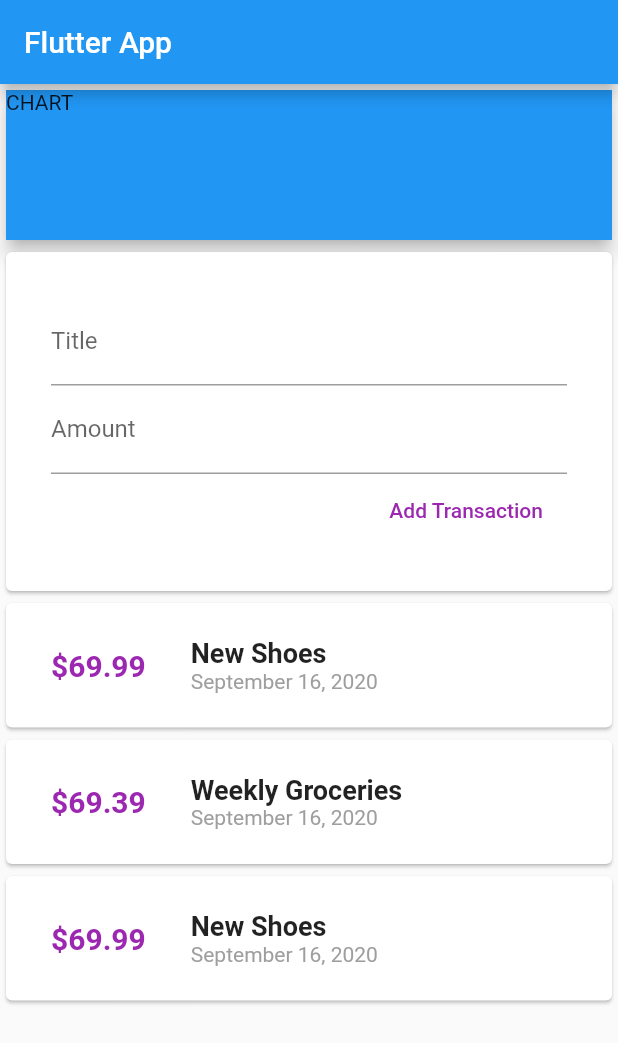
After one commit to emilioheinz/flutter-personal-expenses, a Flutter app: the screen it shows after launch, on a phone screen of 412 x 824 dp. The commit adds this screen. Shown: the top 1043 px of the screen. Run offline on Flutter 3.47's test engine with Material 2 defaults, Android fonts, the phone set to English and light mode, and no system bars.

Commit message:
feat: new transaction

```diff
--- /dev/null
+++ b/lib/widgets/new_transaction.dart
@@ -0,0 +1,56 @@
+import 'package:flutter/material.dart';
+
+class NewTransaction extends StatelessWidget {
+  final Function addTransaction;
+  final titleInputController = TextEditingController();
+  final amountInputController = TextEditingController();
+
+  NewTransaction(this.addTransaction);
+
+  void submitData() {
+    final title = titleInputController.text;
+    final amount = double.parse(amountInputController.text);
+
+    if (title.isEmpty || amount <= 0) {
+      return;
+    }
+
+    addTransaction(
+      title,
+      amount,
+    );
+  }
+
+  @override
+  Widget build(BuildContext context) {
+    return Card(
+      child: Container(
+        padding: EdgeInsets.all(30),
+        child: Column(
+          crossAxisAlignment: CrossAxisAlignment.end,
+          children: [
+            TextField(
+                decoration: InputDecoration(
+                  labelText: 'Title',
+                ),
+                controller: titleInputController,
+                onSubmitted: (_) => submitData()),
+            TextField(
+              decoration: InputDecoration(
+                labelText: 'Amount',
+              ),
+              controller: amountInputController,
+              keyboardType: TextInputType.numberWithOptions(decimal: true),
+              onSubmitted: (_) => submitData(),
+            ),
+            FlatButton(
+              textColor: Colors.purple,
+              child: Text('Add Transaction'),
+              onPressed: submitData,
+            )
+          ],
+        ),
+      ),
+    );
+  }
+}
--- /dev/null
+++ b/lib/widgets/transaction_list.dart
@@ -0,0 +1,58 @@
+import 'package:PersonalExpenses/models/transaction.dart';
+import 'package:flutter/material.dart';
+import 'package:intl/intl.dart';
+
+class TransactionList extends StatelessWidget {
+  final List<Transaction> transactions;
+
+  TransactionList(this.transactions);
+
+  @override
+  Widget build(BuildContext context) {
+    return Container(
+      height: 300,
+      child: ListView.builder(
+        itemBuilder: (context, index) {
+          Transaction t = transactions[index];
+
+          return Card(
+            child: Row(
+              children: [
+                Container(
+                  padding: EdgeInsets.all(30),
+                  child: Text(
+                    '\$${t.amount.toStringAsFixed(2)}',
+                    style: TextStyle(
+                      fontSize: 20,
+                      fontWeight: FontWeight.bold,
+                      color: Colors.purple,
+                    ),
+                  ),
+                ),
+                Column(
+                  crossAxisAlignment: CrossAxisAlignment.start,
+                  children: [
+                    Text(
+                      t.title,
+                      style: TextStyle(
+                        fontSize: 18,
+                        fontWeight: FontWeight.bold,
+                      ),
+                    ),
+                    Text(
+                      DateFormat.yMMMMd().format(t.date),
+                      style: TextStyle(
+                        color: Colors.grey,
+                      ),
+                    )
+                  ],
+                )
+              ],
+            ),
+          );
+        },
+        itemCount: transactions.length,
+      ),
+    );
+  }
+}
--- /dev/null
+++ b/lib/widgets/user_transactions.dart
@@ -0,0 +1,55 @@
+import 'package:PersonalExpenses/models/transaction.dart';
+import 'package:PersonalExpenses/widgets/new_transaction.dart';
+import 'package:PersonalExpenses/widgets/transaction_list.dart';
+import 'package:flutter/material.dart';
+
+class UserTransactions extends StatefulWidget {
+  @override
+  _UserTransactionsState createState() => _UserTransactionsState();
+}
+
+class _UserTransactionsState extends State<UserTransactions> {
+  final List<Transaction> _userTransactions = [
+    Transaction(
+      id: 't1',
+      title: 'New Shoes',
+      amount: 69.99,
+      date: DateTime.now(),
+    ),
+    Transaction(
+      id: 't2',
+      title: 'Weekly Groceries',
+      amount: 69.39,
+      date: DateTime.now(),
+    ),
+    Transaction(
+      id: 't1',
+      title: 'New Shoes',
+      amount: 69.99,
+      date: DateTime.now(),
+    )
+  ];
+
+  void _addNewTransaction(String title, double amount) {
+    final newTransaction = Transaction(
+      title: title,
+      amount: amount,
+      date: DateTime.now(),
+      id: DateTime.now().toString(),
+    );
+
+    setState(() {
+      _userTransactions.add(newTransaction);
+    });
+  }
+
+  @override
+  Widget build(BuildContext context) {
+    return Column(
+      children: [
+        NewTransaction(_addNewTransaction),
+        TransactionList(_userTransactions),
+      ],
+    );
+  }
+}
```
Also changed, not shown: lib/main.dart (+6 -94 lines), lib/models/transaction.dart (renamed from lib/transaction.dart).
